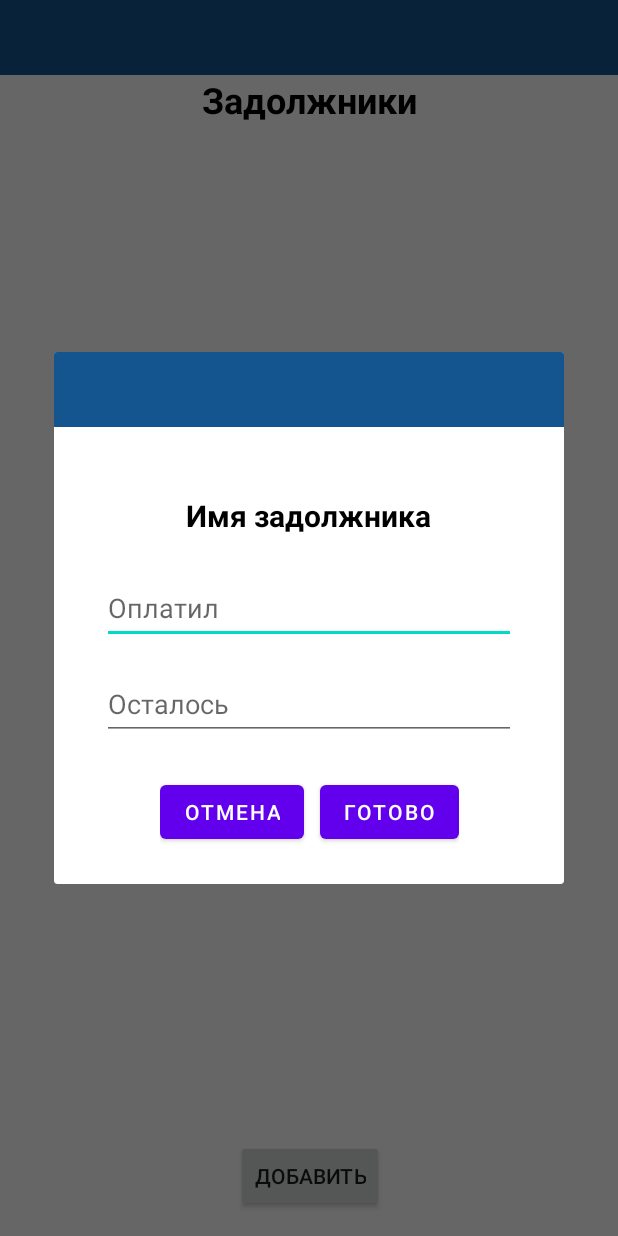
After one commit to Bakhtiyor-t/shop, an Android app: the fragment EditDebtorDialog placed in its activity, on a phone screen of 412 x 824 dp. The commit adds this screen. Run offline under Robolectric (Android 15) with nearby library versions, the phone set to English and light mode, and no system bars; our stand-ins replace Firebase (no records; nobody signed in at launch, a user with empty details on screens opened directly).

Commit message:
Edit debtors module, connect with firebase realtime database and create (base) edit debtor dialog fragment

```diff
--- a/app/build.gradle
+++ b/app/build.gradle
@@ -40,6 +40,7 @@ dependencies {
     implementation 'androidx.core:core-ktx:1.6.0'
     implementation platform('com.google.firebase:firebase-bom:28.4.0')
     implementation 'com.google.firebase:firebase-auth-ktx'
+    implementation 'com.google.firebase:firebase-database-ktx:20.0.1'
     implementation 'androidx.appcompat:appcompat:1.3.1'
     implementation 'com.google.android.material:material:1.4.0'
     implementation 'androidx.constraintlayout:constraintlayout:2.1.0'
--- /dev/null
+++ b/app/src/main/java/tairov/baxti/shop/debetors/ClickDebtorItem.kt
@@ -0,0 +1,8 @@
+package tairov.baxti.shop.debetors
+
+import android.view.View
+
+interface ClickDebtorItem {
+    fun onDelete(itemId: String)
+    fun onEdit(itemId: String)
+}
--- a/app/src/main/java/tairov/baxti/shop/debetors/DebtorAdapter.kt
+++ b/app/src/main/java/tairov/baxti/shop/debetors/DebtorAdapter.kt
@@ -1,4 +1,57 @@
 package tairov.baxti.shop.debetors
 
-class DebtorAdapter {
+import android.annotation.SuppressLint
+import android.view.LayoutInflater
+import android.view.View
+import android.view.ViewGroup
+import android.widget.AdapterView
+import androidx.recyclerview.widget.RecyclerView
+import tairov.baxti.shop.R
+import tairov.baxti.shop.databinding.DebtorItemBinding
+import tairov.baxti.shop.firms.Firm
+
+class DebtorAdapter(private val onItemClickListener: ClickDebtorItem): RecyclerView.Adapter<DebtorAdapter.DebtorHolder>() {
+    var debtors = ArrayList<Debtor>()
+
+    class DebtorHolder(item: View):RecyclerView.ViewHolder(item){
+        val binding = DebtorItemBinding.bind(item)
+        fun bind(debtor: Debtor) = with(binding){
+            tvTitle.text = debtor.name
+            tvPay.text = debtor.pay.toString()
+            tvDebt.text = debtor.debt.toString()
+            debtorItemId.text = debtor.id
+        }
+    }
+
+    override fun onCreateViewHolder(parent: ViewGroup, viewType: Int): DebtorHolder {
+        val view = LayoutInflater.from(parent.context).inflate(R.layout.debtor_item, parent, false)
+        return DebtorHolder(view)
+    }
+
+    override fun onBindViewHolder(holder: DebtorHolder, position: Int) {
+        holder.bind(debtors[position])
+        holder.binding.delete.setOnClickListener {
+            onItemClickListener.onDelete(holder.binding.debtorItemId.text.toString())
+        }
+        holder.binding.edit.setOnClickListener {
+            onItemClickListener.onEdit(holder.binding.debtorItemId.text.toString())
+        }
+    }
+
+    override fun getItemCount(): Int {
+        return debtors.size
+    }
+
+    @SuppressLint("NotifyDataSetChanged")
+    fun addDebtor(debtor: Debtor){
+        debtors.add(debtor)
+        notifyDataSetChanged()
+    }
+
+    @SuppressLint("NotifyDataSetChanged")
+    fun addAllDebtors(debtorsList: ArrayList<Debtor>){
+        debtors.clear()
+        debtors.addAll(debtorsList)
+        notifyDataSetChanged()
+    }
 }
--- a/app/src/main/java/tairov/baxti/shop/debetors/Debtors.kt
+++ b/app/src/main/java/tairov/baxti/shop/debetors/Debtors.kt
@@ -1,12 +1,97 @@
 package tairov.baxti.shop.debetors
 
+import android.annotation.SuppressLint
+import android.os.Build
 import androidx.appcompat.app.AppCompatActivity
 import android.os.Bundle
-import tairov.baxti.shop.R
+import android.util.Log
+import android.widget.Toast
+import androidx.annotation.RequiresApi
+import androidx.fragment.app.DialogFragment
+import androidx.recyclerview.widget.LinearLayoutManager
+import com.google.firebase.database.*
+import com.google.firebase.database.ktx.getValue
+import tairov.baxti.shop.databinding.ActivityDebtorsBinding
+import tairov.baxti.shop.dialogs.EditDebtorDialog
+import kotlin.collections.ArrayList
 
-class Debtors : AppCompatActivity() {
+class Debtors : AppCompatActivity(), EditDebtorDialog.EditDebtorDialogListener {
+    private lateinit var binding: ActivityDebtorsBinding
+    private lateinit var db: FirebaseDatabase
+    private lateinit var debtorsRef: DatabaseReference
+    private var debtorsList = ArrayList<Debtor>()
+    private val editDebtorDialog = EditDebtorDialog()
+
+    private var adapter = DebtorAdapter(initClickListeners())
+
     override fun onCreate(savedInstanceState: Bundle?) {
+        binding = ActivityDebtorsBinding.inflate(layoutInflater)
         super.onCreate(savedInstanceState)
-        setContentView(R.layout.activity_debtors)
+        setContentView(binding.root)
+
+        db = FirebaseDatabase.getInstance("https://shop-15b50-default-rtdb.europe-west1.firebasedatabase.app")
+        debtorsRef = db.getReference("Debtors")
+
+        binding.debtorsList.layoutManager = LinearLayoutManager(this)
+        binding.debtorsList.adapter = adapter
+
+        binding.addDebtor.setOnClickListener {
+            val debtor = Debtor("ghgh", "Sohiba", 123000.0, 230000.0)
+            debtorsRef.push().setValue(debtor)
+//            adapter.addDebtor(debtor)
+        }
+        getDataFormDB()
+    }
+
+    private fun getDataFormDB(){
+        debtorsRef.addValueEventListener(object: ValueEventListener{
+            @SuppressLint("NotifyDataSetChanged")
+            override fun onDataChange(snapshot: DataSnapshot) {
+                Log.d("Mylog", "${snapshot.childrenCount}")
+
+                Log.d("Mylog", "--------------------------------------------------")
+                for(debtor in snapshot.children) {
+
+                    Log.d("Mylog", "${debtor.key}")
+                    val deb = debtor.getValue<Debtor>()
+                    if (deb != null) {
+                        deb.id = debtor.key.toString()
+                        Log.d("Mylog", "$deb")
+                        debtorsList.add(deb)
+                    }
+                }
+                Log.d("Mylog", "--------------------------------------------------")
+                adapter.addAllDebtors(debtorsList)
+                debtorsList.clear()
+            }
+            override fun onCancelled(error: DatabaseError) {
+                TODO("Not yet implemented")
+            }
+        })
+    }
+
+    private fun initClickListeners(): ClickDebtorItem {
+        return object : ClickDebtorItem {
+            override fun onDelete(itemId: String) {
+                debtorsRef.child(itemId).removeValue()
+                Toast.makeText(baseContext, "Запись удалена", Toast.LENGTH_SHORT).show()
+            }
+
+            override fun onEdit(itemId: String) {
+                val fm = supportFragmentManager
+                editDebtorDialog.show(fm, "editDebtorDialog_tag")
+                Toast.makeText(baseContext, "Edit", Toast.LENGTH_SHORT).show()
+            }
+        }
+    }
+
+    override fun cancel(dialog: DialogFragment) {
+        Toast.makeText(baseContext, "Exit!", Toast.LENGTH_SHORT).show()
+        editDebtorDialog.dismiss()
+    }
+
+    override fun done(dialog: DialogFragment) {
+        Toast.makeText(baseContext, "Done!", Toast.LENGTH_SHORT).show()
+        editDebtorDialog.dismiss()
     }
 }
--- /dev/null
+++ b/app/src/main/java/tairov/baxti/shop/dialogs/EditDebtorDialog.kt
@@ -0,0 +1,53 @@
+package tairov.baxti.shop.dialogs
+
+import android.app.Dialog
+import android.content.Context
+import android.os.Bundle
+import android.view.LayoutInflater
+import android.view.View
+import android.view.ViewGroup
+import android.widget.TextView
+import androidx.fragment.app.DialogFragment
+import tairov.baxti.shop.R
+import tairov.baxti.shop.databinding.EditDebtorDialogBinding
+
+class EditDebtorDialog: DialogFragment() {
+
+    internal lateinit var listener: EditDebtorDialogListener
+
+    interface EditDebtorDialogListener {
+        fun cancel(dialog: DialogFragment)
+        fun done(dialog: DialogFragment)
+    }
+
+    override fun onCreateView(
+        inflater: LayoutInflater,
+        container: ViewGroup?,
+        savedInstanceState: Bundle?
+    ): View {
+        val binding = EditDebtorDialogBinding.inflate(inflater)
+        binding.cancel.setOnClickListener {
+            listener.cancel(this)
+        }
+        binding.done.setOnClickListener {
+            listener.done(this)
+        }
+        return binding.root
+    }
+
+//    override fun onCreateDialog(savedInstanceState: Bundle?): Dialog {
+//        val dialog = super.onCreateDialog(savedInstanceState)
+//        dialog.setTitle("Изменить")
+//        return dialog
+//    }
+
+    override fun onAttach(context: Context) {
+        super.onAttach(context)
+        try {
+            listener = context as EditDebtorDialogListener
+        } catch (e: ClassCastException) {
+            throw ClassCastException((context.toString() +
+                    " must implement NoticeDialogListener"))
+        }
+    }
+}
--- a/app/src/main/java/tairov/baxti/shop/firms/Firms.kt
+++ b/app/src/main/java/tairov/baxti/shop/firms/Firms.kt
@@ -34,7 +34,7 @@ class Firms : AppCompatActivity() {
     private fun goToFirmDetail(item: View) {
         val intent = Intent(this, FirmDetail::class.java)
         val firmDetail = ArrayList<String>()
-        val d = item.findViewById<TextView>(R.id.firmItemId)
+        val d = item.findViewById<TextView>(R.id.debtorItemId)
         Log.d("Mylog", "${d.text}")
         firmDetail.add(item.findViewById<TextView>(R.id.tv_title).text.toString())
         firmDetail.add(item.findViewById<TextView>(R.id.tv_title).text.toString())
--- /dev/null
+++ b/app/src/main/res/drawable/ic_delete.xml
@@ -0,0 +1,5 @@
+<vector android:height="24dp" android:tint="#FF0000"
+    android:viewportHeight="24" android:viewportWidth="24"
+    android:width="24dp" xmlns:android="http://schemas.android.com/apk/res/android">
+    <path android:fillColor="@android:color/white" android:pathData="M6,19c0,1.1 0.9,2 2,2h8c1.1,0 2,-0.9 2,-2L18,7L6,7v12zM8.46,11.88l1.41,-1.41L12,12.59l2.12,-2.12 1.41,1.41L13.41,14l2.12,2.12 -1.41,1.41L12,15.41l-2.12,2.12 -1.41,-1.41L10.59,14l-2.13,-2.12zM15.5,4l-1,-1h-5l-1,1L5,4v2h14L19,4z"/>
+</vector>
--- /dev/null
+++ b/app/src/main/res/drawable/ic_edit.xml
@@ -0,0 +1,5 @@
+<vector android:height="24dp" android:tint="#0037FF"
+    android:viewportHeight="24" android:viewportWidth="24"
+    android:width="24dp" xmlns:android="http://schemas.android.com/apk/res/android">
+    <path android:fillColor="@android:color/white" android:pathData="M3,17.25V21h3.75L17.81,9.94l-3.75,-3.75L3,17.25zM20.71,7.04c0.39,-0.39 0.39,-1.02 0,-1.41l-2.34,-2.34c-0.39,-0.39 -1.02,-0.39 -1.41,0l-1.83,1.83 3.75,3.75 1.83,-1.83z"/>
+</vector>
--- a/app/src/main/res/layout/activity_debtors.xml
+++ b/app/src/main/res/layout/activity_debtors.xml
@@ -6,14 +6,49 @@
     android:layout_height="match_parent"
     tools:context=".debetors.Debtors">
 
+    <LinearLayout
+        android:id="@+id/linearLayout"
+        android:layout_width="match_parent"
+        android:layout_height="50dp"
+        android:background="#14558F"
+        android:orientation="horizontal"
+        app:layout_constraintEnd_toEndOf="parent"
+        app:layout_constraintStart_toStartOf="parent"
+        app:layout_constraintTop_toTopOf="parent" />
+
     <TextView
-        android:id="@+id/textView"
+        android:id="@+id/debtorsTitle"
         android:layout_width="wrap_content"
         android:layout_height="wrap_content"
-        android:layout_marginStart="117dp"
-        android:layout_marginEnd="218dp"
-        android:layout_marginBottom="459dp"
-        android:text="ggggggggggggggggggggggggggggggggggg"
+        android:text="@string/debtors"
+        android:textColor="#000000"
+        android:textSize="24sp"
+        android:textStyle="bold"
+        app:layout_constraintEnd_toEndOf="parent"
+        app:layout_constraintStart_toStartOf="parent"
+        app:layout_constraintTop_toBottomOf="@+id/linearLayout" />
+
+    <androidx.recyclerview.widget.RecyclerView
+        android:id="@+id/debtorsList"
+        android:layout_width="0dp"
+        android:layout_height="0dp"
+        android:layout_marginStart="8dp"
+        android:layout_marginTop="5dp"
+        android:layout_marginEnd="8dp"
+        app:layout_constraintBottom_toTopOf="@+id/addDebtor"
+        app:layout_constraintEnd_toEndOf="parent"
+        app:layout_constraintStart_toStartOf="parent"
+        app:layout_constraintTop_toBottomOf="@+id/debtorsTitle" />
+
+    <Button
+        android:id="@+id/addDebtor"
+        android:layout_width="wrap_content"
+        android:layout_height="wrap_content"
+        android:layout_marginStart="148dp"
+        android:layout_marginEnd="147dp"
+        android:layout_marginBottom="16dp"
+        android:gravity="center"
+        android:text="@string/add"
         app:layout_constraintBottom_toBottomOf="parent"
         app:layout_constraintEnd_toEndOf="parent"
         app:layout_constraintStart_toStartOf="parent" />
--- /dev/null
+++ b/app/src/main/res/layout/edit_debtor_dialog.xml
@@ -0,0 +1,96 @@
+<?xml version="1.0" encoding="utf-8"?>
+<androidx.constraintlayout.widget.ConstraintLayout xmlns:android="http://schemas.android.com/apk/res/android"
+    xmlns:app="http://schemas.android.com/apk/res-auto"
+    xmlns:tools="http://schemas.android.com/tools"
+    android:layout_width="wrap_content"
+    android:layout_height="wrap_content"
+    android:layout_gravity="center">
+
+    <LinearLayout
+        android:id="@+id/linearLayout"
+        android:layout_width="340dp"
+        android:layout_height="50dp"
+        android:background="#14558F"
+        android:gravity="center"
+        android:orientation="horizontal"
+        app:layout_constraintEnd_toEndOf="parent"
+        app:layout_constraintStart_toStartOf="parent"
+        app:layout_constraintTop_toTopOf="parent">
+
+    </LinearLayout>
+
+    <TextView
+        android:id="@+id/textView7"
+        android:layout_width="wrap_content"
+        android:layout_height="wrap_content"
+        android:layout_marginTop="45dp"
+        android:layout_weight="1"
+        android:text="@string/nameDebtor"
+        android:textColor="#000000"
+        android:textSize="20sp"
+        android:textStyle="bold"
+        app:layout_constraintEnd_toEndOf="parent"
+        app:layout_constraintHorizontal_bias="0.498"
+        app:layout_constraintStart_toStartOf="parent"
+        app:layout_constraintTop_toBottomOf="@+id/linearLayout" />
+
+    <EditText
+        android:id="@+id/edPaid"
+        android:layout_width="0dp"
+        android:layout_height="wrap_content"
+        android:layout_marginStart="32dp"
+        android:layout_marginTop="24dp"
+        android:layout_marginEnd="32dp"
+        android:ems="10"
+        android:hint="@string/paid"
+        android:importantForAutofill="no"
+        android:inputType="numberDecimal"
+        android:minHeight="48dp"
+        app:layout_constraintEnd_toEndOf="parent"
+        app:layout_constraintStart_toStartOf="parent"
+        app:layout_constraintTop_toBottomOf="@+id/textView7"
+        tools:ignore="TextContrastCheck" />
+
+    <EditText
+        android:id="@+id/EdDebt"
+        android:layout_width="0dp"
+        android:layout_height="wrap_content"
+        android:layout_marginTop="16dp"
+        android:ems="10"
+        android:hint="@string/debt"
+        android:importantForAutofill="no"
+        android:inputType="numberDecimal"
+        android:minHeight="48dp"
+        app:layout_constraintEnd_toEndOf="@+id/edPaid"
+        app:layout_constraintStart_toStartOf="@+id/edPaid"
+        app:layout_constraintTop_toBottomOf="@+id/edPaid"
+        tools:ignore="TextContrastCheck" />
+
+    <LinearLayout
+        android:layout_width="match_parent"
+        android:layout_height="wrap_content"
+        android:layout_marginTop="24dp"
+        android:layout_marginBottom="24dp"
+        android:gravity="center"
+        android:orientation="horizontal"
+        app:layout_constraintBottom_toBottomOf="parent"
+        app:layout_constraintEnd_toEndOf="parent"
+        app:layout_constraintStart_toStartOf="parent"
+        app:layout_constraintTop_toBottomOf="@+id/EdDebt">
+
+        <Button
+            android:id="@+id/cancel"
+            android:layout_width="wrap_content"
+            android:layout_height="wrap_content"
+            android:layout_marginEnd="5dp"
+            android:text="@string/cancel" />
+
+        <Button
+            android:id="@+id/done"
+            android:layout_width="wrap_content"
+            android:layout_height="wrap_content"
+            android:layout_marginStart="5dp"
+            android:text="@string/done" />
+    </LinearLayout>
+
+</androidx.constraintlayout.widget.ConstraintLayout>
--- a/app/src/main/res/values/strings.xml
+++ b/app/src/main/res/values/strings.xml
@@ -35,4 +35,12 @@
     <string name="confirm_password">Подтвердите пароль</string>
     <string name="logout">Выйти</string>
 
+<!--    Debtors-->
+    <string name="debtorsTitle">Задолжники</string>
+    <string name="done">Готово</string>
+    <string name="cancel">Отмена</string>
+    <string name="nameDebtor">Имя задолжника</string>
+    <string name="paid">Оплатил</string>
+    <string name="debt">Осталось</string>
+
 </resources>
```
Also changed, not shown: app/src/main/java/tairov/baxti/shop/MainActivity.kt (+7 -2 lines), app/src/main/java/tairov/baxti/shop/auth/SignInOrSignUp.kt (+19 -13 lines), app/src/main/java/tairov/baxti/shop/debetors/Debtor.kt (+21 -2 lines), app/src/main/res/layout/activity_firms.xml (+1 -11 lines), app/src/main/res/layout/activity_sign_in_or_sign_up.xml (+8 -3 lines), app/src/main/res/layout/debtor_item.xml (added, +88 -0 lines).
